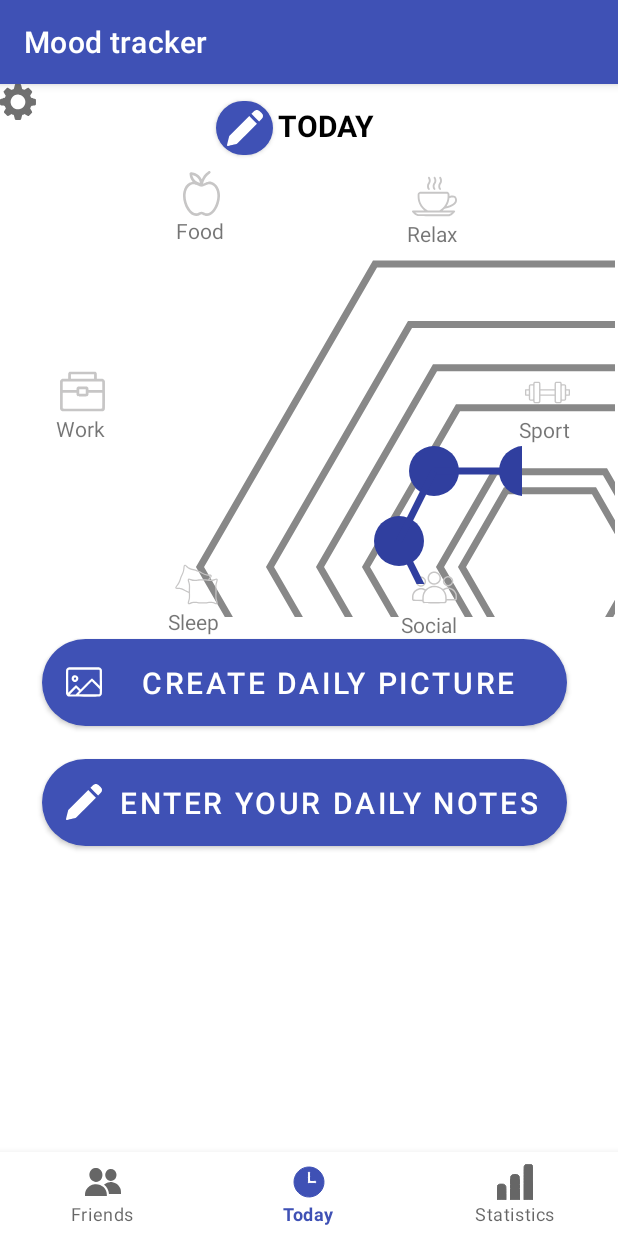
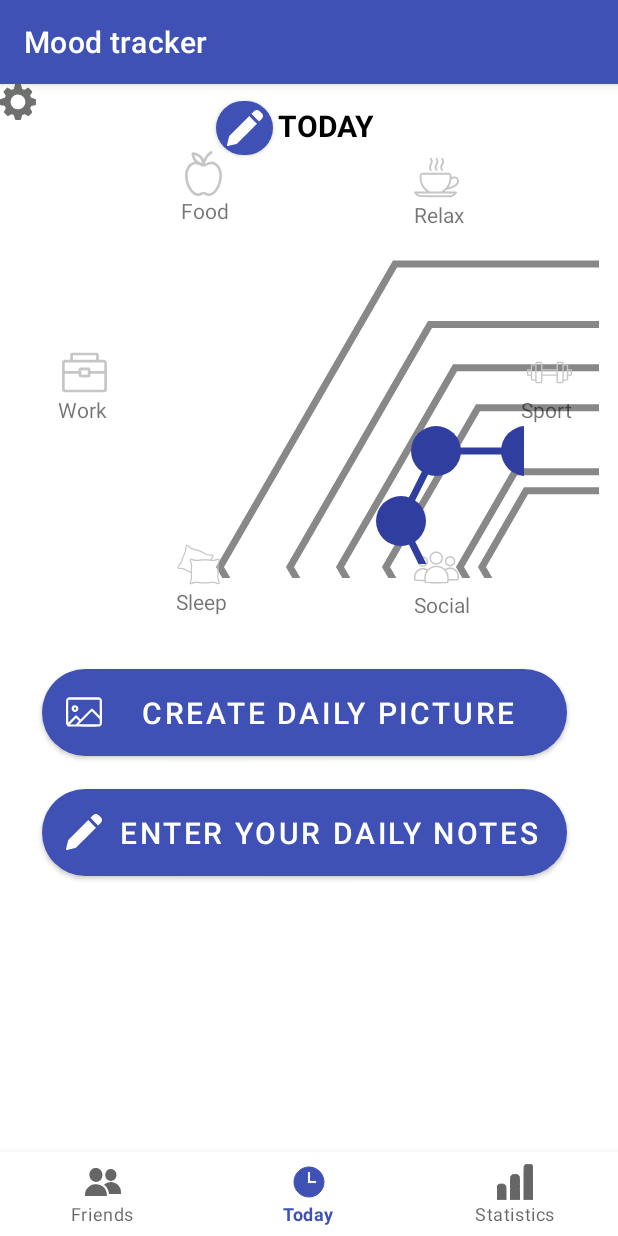
Before and after one commit to margharitasaweliewa/Mood_tracker, an Android app: the screen it shows after launch (MainActivity), on a phone screen of 412 x 824 dp. Run offline under Robolectric (Android 15) with nearby library versions, the phone set to English and light mode, and no system bars; our stand-ins replace navigation-ui.

Commit message:
Deleted excessive files, tried to make main activity more orderly

```diff
--- a/app/src/main/res/layout/fragment_today.xml
+++ b/app/src/main/res/layout/fragment_today.xml
@@ -11,7 +11,7 @@
         android:layout_width="350dp"
         android:layout_height="70dp"
         android:layout_marginStart="28dp"
-        android:layout_marginTop="364dp"
+        android:layout_marginTop="384dp"
         android:onClick="onClickDailyPictureButton"
         android:text="@string/daily_picture"
         android:textSize="20sp"
@@ -26,7 +26,7 @@
         android:layout_width="350dp"
         android:layout_height="70dp"
         android:layout_marginStart="28dp"
-        android:layout_marginTop="444dp"
+        android:layout_marginTop="464dp"
         android:text="@string/daily_notes"
         android:textSize="20sp"
         app:cornerRadius="30dp"
@@ -53,34 +53,42 @@
 
     <com.example.moodtracker.ui.today.CustomActivityChart
         android:id="@+id/customActivityChart"
-        android:layout_width="410dp"
-        android:layout_height="300dp"
+        android:layout_width="386dp"
+        android:layout_height="274dp"
         android:layout_marginTop="55dp"
         android:visibility="visible"
+        app:layout_constraintEnd_toEndOf="parent"
         app:layout_constraintLeft_toLeftOf="parent"
+        app:layout_constraintStart_toStartOf="parent"
         app:layout_constraintTop_toTopOf="parent" />
 
     <com.example.moodtracker.ui.today.CustomDotsNet
         android:id="@+id/customDotsnet"
         android:layout_width="285dp"
         android:layout_height="255dp"
+        android:translationZ="90dp"
+        android:visibility="visible"
+        app:layout_constraintBottom_toBottomOf="parent"
         app:layout_constraintCircle="@id/customActivityChart"
         app:layout_constraintCircleRadius="0dp"
-        android:translationZ="90dp"
-        android:visibility="visible"
         app:layout_constraintLeft_toLeftOf="parent"
-        app:layout_constraintTop_toTopOf="parent"/>
+        app:layout_constraintTop_toTopOf="parent" />
 
 
     <ImageView
         android:id="@+id/icon_food"
         android:layout_width="30dp"
         android:layout_height="30dp"
-        android:layout_marginStart="24dp"
-        android:layout_marginTop="42dp"
+        android:layout_marginTop="5dp"
+        app:layout_constraintBottom_toTopOf="@+id/customDotsnet"
         app:layout_constraintCircle="@id/customActivityChart"
+        app:layout_constraintCircleAngle="332"
         app:layout_constraintCircleRadius="150dp"
-        app:layout_constraintCircleAngle="332"
+        app:layout_constraintEnd_toEndOf="parent"
+        app:layout_constraintHorizontal_bias="0.314"
+        app:layout_constraintStart_toStartOf="parent"
+        app:layout_constraintTop_toTopOf="parent"
+        app:layout_constraintVertical_bias="0.857"
         app:srcCompat="@drawable/ic_apple"
         tools:ignore="MissingConstraints" />
 
@@ -88,13 +96,15 @@
         android:id="@+id/icon_relax"
         android:layout_width="30dp"
         android:layout_height="30dp"
-        android:layout_marginStart="24dp"
-        android:layout_marginTop="34dp"
+        app:layout_constraintBottom_toTopOf="@+id/customDotsnet"
         app:layout_constraintCircle="@id/customActivityChart"
+        app:layout_constraintCircleAngle="33"
         app:layout_constraintCircleRadius="155dp"
-        app:layout_constraintCircleAngle="33"
+        app:layout_constraintTop_toTopOf="parent"
+        app:layout_constraintVertical_bias="1.0"
         app:srcCompat="@drawable/ic_coffee_cup"
-        tools:ignore="MissingConstraints" />
+        tools:ignore="MissingConstraints"
+        tools:layout_editor_absoluteX="274dp" />
 
     <ImageView
         android:id="@+id/icon_sport"
@@ -158,20 +168,18 @@
         android:layout_width="wrap_content"
         android:layout_height="wrap_content"
         android:text="@string/name_food"
-        app:layout_constraintTop_toBottomOf="@id/icon_food"
         app:layout_constraintRight_toRightOf="@id/icon_food"
-        />
+        app:layout_constraintStart_toStartOf="@+id/icon_food"
+        app:layout_constraintTop_toBottomOf="@id/icon_food" />
 
     <TextView
         android:id="@+id/textView_relax"
         android:layout_width="wrap_content"
         android:layout_height="wrap_content"
         android:text="@string/name_relax"
-        tools:layout_editor_absoluteX="274dp"
-        tools:layout_editor_absoluteY="35dp"
-        app:layout_constraintTop_toBottomOf="@id/icon_relax"
         app:layout_constraintRight_toRightOf="@id/icon_relax"
-        />
+        app:layout_constraintStart_toStartOf="@+id/icon_relax"
+        app:layout_constraintTop_toBottomOf="@id/icon_relax" />
 
     <TextView
         android:id="@+id/textView_sport"
@@ -189,20 +197,18 @@
         android:layout_width="wrap_content"
         android:layout_height="wrap_content"
         android:text="@string/name_sleep"
-        app:layout_constraintTop_toBottomOf="@id/icon_pillow"
         app:layout_constraintRight_toRightOf="@id/icon_pillow"
-        />
+        app:layout_constraintStart_toStartOf="@+id/icon_pillow"
+        app:layout_constraintTop_toBottomOf="@id/icon_pillow" />
 
     <TextView
         android:id="@+id/textView_social"
         android:layout_width="wrap_content"
         android:layout_height="wrap_content"
         android:text="@string/name_social"
-        tools:layout_editor_absoluteX="270dp"
-        tools:layout_editor_absoluteY="287dp"
-        app:layout_constraintTop_toBottomOf="@id/icon_social"
         app:layout_constraintRight_toRightOf="@id/icon_social"
-        />
+        app:layout_constraintStart_toStartOf="@+id/icon_social"
+        app:layout_constraintTop_toBottomOf="@id/icon_social" />
 
     <ImageButton
         android:id="@+id/imageButton"
```
Also changed, not shown: 10 other files.
